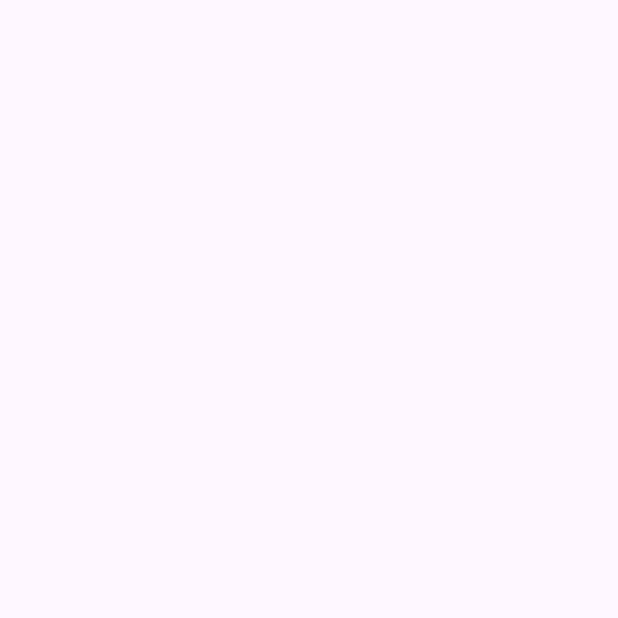
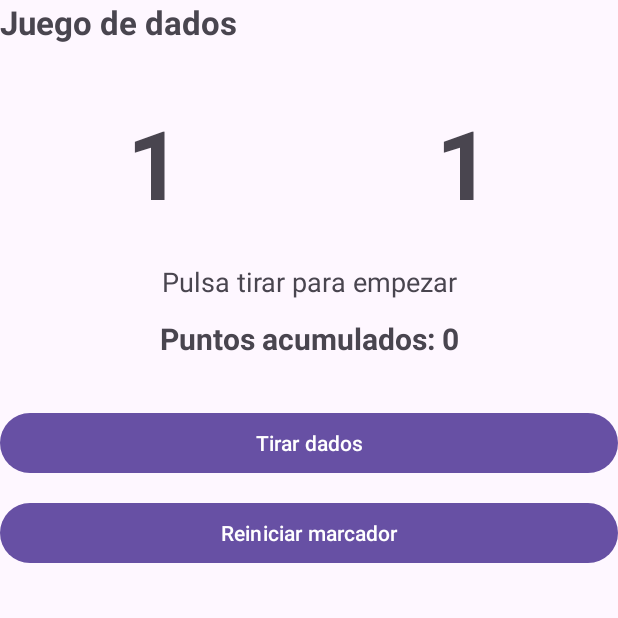
Before and after one commit to 23sisalejandropedraza-eng/app-trimestre1-dam, an Android app: the DadosActivity screen opened directly, with no data from a screen before it, on a phone screen of 412 x 824 dp, the top half of it. Before the commit the part shown is empty. Run offline under Robolectric (Android 15) with nearby library versions, the phone set to English and light mode, and no system bars.

Commit message:
implementacion juego dados

```diff
--- a/app/src/main/java/com/example/apptrimestre1_alejandropedraza/dados/DadosActivity.kt
+++ b/app/src/main/java/com/example/apptrimestre1_alejandropedraza/dados/DadosActivity.kt
@@ -1,5 +1,70 @@
 package com.example.apptrimestre1_alejandropedraza.dados
 
+import android.os.Bundle
+import android.widget.Button
+import android.widget.TextView
+import androidx.activity.enableEdgeToEdge
 import androidx.appcompat.app.AppCompatActivity
+import androidx.core.view.ViewCompat
+import androidx.core.view.WindowInsetsCompat
+import com.example.apptrimestre1_alejandropedraza.R
+import kotlin.random.Random
 
-class DadosActivity : AppCompatActivity()
+class DadosActivity : AppCompatActivity() {
+
+    private var puntosTotales = 0
+
+    override fun onCreate(savedInstanceState: Bundle?) {
+        super.onCreate(savedInstanceState)
+        enableEdgeToEdge()
+        setContentView(R.layout.activity_dados)
+        ViewCompat.setOnApplyWindowInsetsListener(findViewById(R.id.main)) { v, insets ->
+            val systemBars = insets.getInsets(WindowInsetsCompat.Type.systemBars())
+            v.setPadding(systemBars.left, systemBars.top, systemBars.right, systemBars.bottom)
+            insets
+        }
+
+        val usuario = intent.getStringExtra("USUARIO")?.trim().orEmpty()
+        val tvSaludo: TextView = findViewById(R.id.tvSaludoDados)
+        tvSaludo.text = if (usuario.isNotEmpty()) {
+            "Juego de dados - $usuario"
+        } else {
+            "Juego de dados"
+        }
+
+        val tvDado1: TextView = findViewById(R.id.tvDado1)
+        val tvDado2: TextView = findViewById(R.id.tvDado2)
+        val tvResultadoTirada: TextView = findViewById(R.id.tvResultadoTirada)
+        val tvPuntosTotales: TextView = findViewById(R.id.tvPuntosTotales)
+        val btnTirar: Button = findViewById(R.id.btnTirar)
+        val btnReiniciar: Button = findViewById(R.id.btnReiniciarDados)
+
+        btnTirar.setOnClickListener {
+            val d1 = Random.nextInt(1, 7)
+            val d2 = Random.nextInt(1, 7)
+            val suma = d1 + d2
+
+            tvDado1.text = d1.toString()
+            tvDado2.text = d2.toString()
+
+            if (d1 == d2) {
+                val bonus = suma * 2
+                puntosTotales += bonus
+                tvResultadoTirada.text = "¡Dobles ($d1 y $d2)! Sumas $bonus puntos"
+            } else {
+                puntosTotales += suma
+                tvResultadoTirada.text = "Has sacado $d1 y $d2 (Total: $suma)"
+            }
+
+            tvPuntosTotales.text = "Puntos acumulados: $puntosTotales"
+        }
+
+        btnReiniciar.setOnClickListener {
+            puntosTotales = 0
+            tvDado1.text = "1"
+            tvDado2.text = "1"
+            tvResultadoTirada.text = "Pulsa tirar para empezar"
+            tvPuntosTotales.text = "Puntos acumulados: 0"
+        }
+    }
+}
--- /dev/null
+++ b/app/src/main/res/layout/activity_dados.xml
@@ -0,0 +1,95 @@
+<?xml version="1.0" encoding="utf-8"?>
+<androidx.constraintlayout.widget.ConstraintLayout xmlns:android="http://schemas.android.com/apk/res/android"
+    xmlns:app="http://schemas.android.com/apk/res-auto"
+    xmlns:tools="http://schemas.android.com/tools"
+    android:id="@+id/main"
+    android:layout_width="match_parent"
+    android:layout_height="match_parent"
+    android:padding="24dp"
+    tools:context=".dados.DadosActivity">
+
+    <TextView
+        android:id="@+id/tvSaludoDados"
+        android:layout_width="0dp"
+        android:layout_height="wrap_content"
+        android:text="Juego de dados"
+        android:textSize="22sp"
+        android:textStyle="bold"
+        app:layout_constraintEnd_toEndOf="parent"
+        app:layout_constraintStart_toStartOf="parent"
+        app:layout_constraintTop_toTopOf="parent" />
+
+    <TextView
+        android:id="@+id/tvDado1"
+        android:layout_width="0dp"
+        android:layout_height="wrap_content"
+        android:layout_marginTop="36dp"
+        android:text="1"
+        android:textAlignment="center"
+        android:textSize="64sp"
+        android:textStyle="bold"
+        app:layout_constraintEnd_toStartOf="@+id/tvDado2"
+        app:layout_constraintHorizontal_bias="0.5"
+        app:layout_constraintStart_toStartOf="parent"
+        app:layout_constraintTop_toBottomOf="@+id/tvSaludoDados" />
+
+    <TextView
+        android:id="@+id/tvDado2"
+        android:layout_width="0dp"
+        android:layout_height="wrap_content"
+        android:text="1"
+        android:textAlignment="center"
+        android:textSize="64sp"
+        android:textStyle="bold"
+        app:layout_constraintBottom_toBottomOf="@+id/tvDado1"
+        app:layout_constraintEnd_toEndOf="parent"
+        app:layout_constraintHorizontal_bias="0.5"
+        app:layout_constraintStart_toEndOf="@+id/tvDado1"
+        app:layout_constraintTop_toTopOf="@+id/tvDado1" />
+
+    <TextView
+        android:id="@+id/tvResultadoTirada"
+        android:layout_width="0dp"
+        android:layout_height="wrap_content"
+        android:layout_marginTop="24dp"
+        android:text="Pulsa tirar para empezar"
+        android:textAlignment="center"
+        android:textSize="18sp"
+        app:layout_constraintEnd_toEndOf="parent"
+        app:layout_constraintStart_toStartOf="parent"
+        app:layout_constraintTop_toBottomOf="@+id/tvDado1" />
+
+    <TextView
+        android:id="@+id/tvPuntosTotales"
+        android:layout_width="0dp"
+        android:layout_height="wrap_content"
+        android:layout_marginTop="12dp"
+        android:text="Puntos acumulados: 0"
+        android:textAlignment="center"
+        android:textSize="20sp"
+        android:textStyle="bold"
+        app:layout_constraintEnd_toEndOf="parent"
+        app:layout_constraintStart_toStartOf="parent"
+        app:layout_constraintTop_toBottomOf="@+id/tvResultadoTirada" />
+
+    <Button
+        android:id="@+id/btnTirar"
+        android:layout_width="0dp"
+        android:layout_height="wrap_content"
+        android:layout_marginTop="32dp"
+        android:text="Tirar dados"
+        app:layout_constraintEnd_toEndOf="parent"
+        app:layout_constraintStart_toStartOf="parent"
+        app:layout_constraintTop_toBottomOf="@+id/tvPuntosTotales" />
+
+    <Button
+        android:id="@+id/btnReiniciarDados"
+        android:layout_width="0dp"
+        android:layout_height="wrap_content"
+        android:layout_marginTop="12dp"
+        android:text="Reiniciar marcador"
+        app:layout_constraintEnd_toEndOf="parent"
+        app:layout_constraintStart_toStartOf="parent"
+        app:layout_constraintTop_toBottomOf="@+id/btnTirar" />
+
+</androidx.constraintlayout.widget.ConstraintLayout>
```
